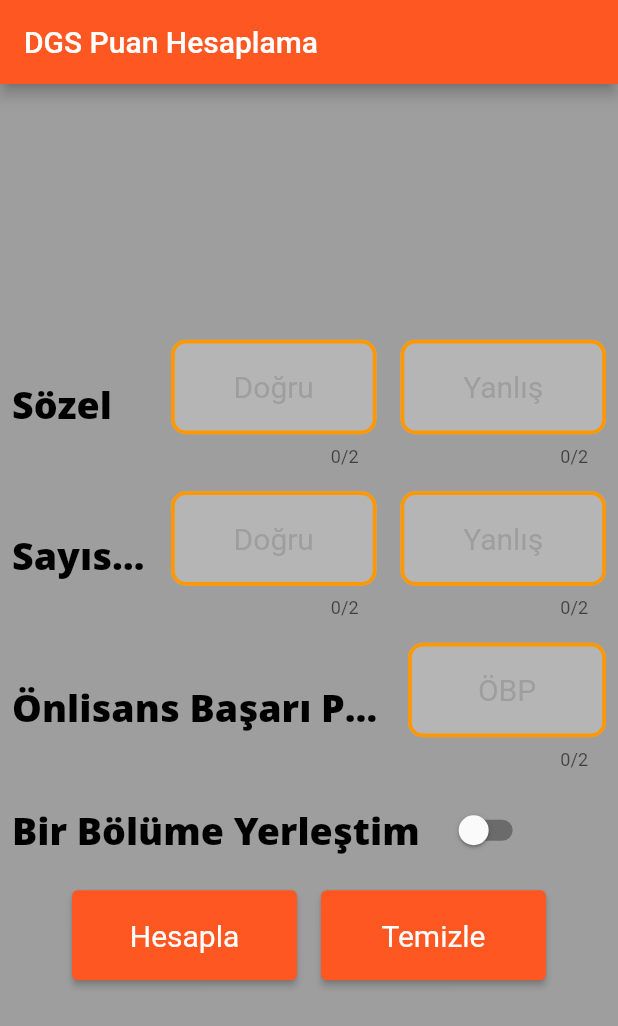
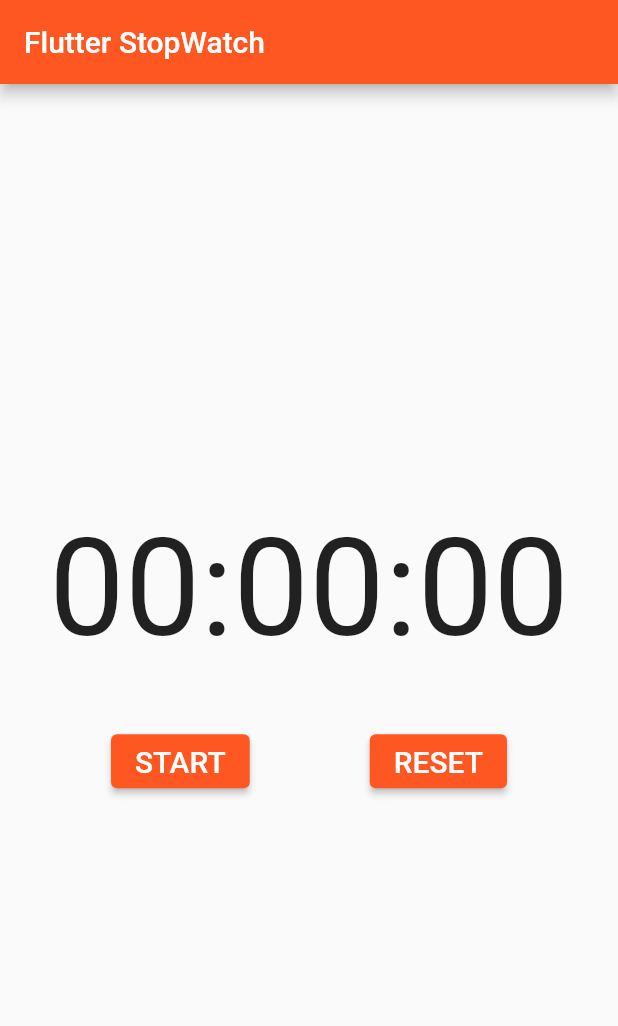
Before and after one commit to Atilla-Barlik/DGS_REHBER, a Flutter app: the screen it shows after launch, on a phone screen of 412 x 824 dp. Shown: the top 1026 px of the screen. Run offline on Flutter 3.47's test engine with Material 2 defaults, Android fonts, the phone set to English and light mode, and no system bars; Roboto replaces fonts that are missing (Open Sans).

Commit message:
kronometre sayfası oluşturuldu.

```diff
--- /dev/null
+++ b/lib/kronometre.dart
@@ -0,0 +1,136 @@
+import 'dart:async';
+
+import 'package:flutter/material.dart';
+
+class FlutterStopWatch extends StatefulWidget {
+  @override
+  _FlutterStopWatchState createState() => _FlutterStopWatchState();
+}
+
+class _FlutterStopWatchState extends State<FlutterStopWatch> {
+  bool flag = true;
+  late Stream<int> timerStream;
+  late StreamSubscription<int> timerSubscription;
+  String hoursStr = '00';
+  String minutesStr = '00';
+  String secondsStr = '00';
+
+  Stream<int> stopWatchStream() {
+    late StreamController<int> streamController;
+    Timer? timer;
+    Duration timerInterval = Duration(seconds: 1);
+    int counter = 0;
+
+    void stopTimer() {
+      if (timer != null) {
+        timer?.cancel();
+        timer = null;
+        counter = 0;
+        streamController.close();
+      }
+    }
+
+    void tick(_) {
+      counter++;
+      streamController.add(counter);
+      if (!flag) {
+        stopTimer();
+      }
+    }
+
+    void startTimer() {
+      timer = Timer.periodic(timerInterval, tick);
+    }
+
+    streamController = StreamController<int>(
+      onListen: startTimer,
+      onCancel: stopTimer,
+      onResume: startTimer,
+      onPause: stopTimer,
+    );
+
+    return streamController.stream;
+  }
+
+  @override
+  Widget build(BuildContext context) {
+    return Scaffold(
+      appBar: AppBar(title: Text("Flutter StopWatch")),
+      body: Center(
+        child: Column(
+          mainAxisAlignment: MainAxisAlignment.center,
+          children: [
+            Text(
+              "$hoursStr:$minutesStr:$secondsStr",
+              style: TextStyle(
+                fontSize: 90.0,
+              ),
+            ),
+            SizedBox(height: 30.0),
+            Row(
+              mainAxisAlignment: MainAxisAlignment.center,
+              children: [
+                Padding(
+                  padding: const EdgeInsets.symmetric(horizontal: 20.0, vertical: 8.0),
+                  child: ElevatedButton(
+
+
+                    onPressed: () {
+                      timerStream = stopWatchStream();
+                      timerSubscription = timerStream.listen((int newTick) {
+                        setState(() {
+                          hoursStr = ((newTick / (60 * 60)) % 60)
+                              .floor()
+                              .toString()
+                              .padLeft(2, '0');
+                          minutesStr = ((newTick / 60) % 60)
+                              .floor()
+                              .toString()
+                              .padLeft(2, '0');
+                          secondsStr =
+                              (newTick % 60).floor().toString().padLeft(2, '0');
+                        });
+                      });
+                    },
+
+                    child: Text(
+                      'START',
+                      style: TextStyle(
+                        fontSize: 20.0,
+                      ),
+                    ),
+                  ),
+                ),
+                SizedBox(width: 40.0),
+                Padding(
+                  padding: const EdgeInsets.symmetric(horizontal: 20.0, vertical: 8.0),
+                  child: ElevatedButton(
+
+
+                    onPressed: () {
+                      timerSubscription.cancel();
+
+                      setState(() {
+                        hoursStr = '00';
+                        minutesStr = '00';
+                        secondsStr = '00';
+                      });
+                    },
+
+                    child: Text(
+                      'RESET',
+                      style: TextStyle(
+                        color: Colors.white,
+                        fontSize: 20.0,
+                      ),
+                    ),
+                  ),
+                ),
+              ],
+            ),
+          ],
+        ),
+      ),
+    );
+  }
+}
--- a/lib/main.dart
+++ b/lib/main.dart
@@ -1,4 +1,5 @@
 
+import 'package:dgs_rehber/kronometre.dart';
 import 'package:flutter/material.dart';
 
 void main() {
@@ -16,7 +17,7 @@
       theme: ThemeData(
         primarySwatch: Colors.deepOrange,
       ),
-      home: const Anasayfa(title: 'DGS Puan Hesaplama'),
+      home: FlutterStopWatch(),
     );
   }
 }
```
